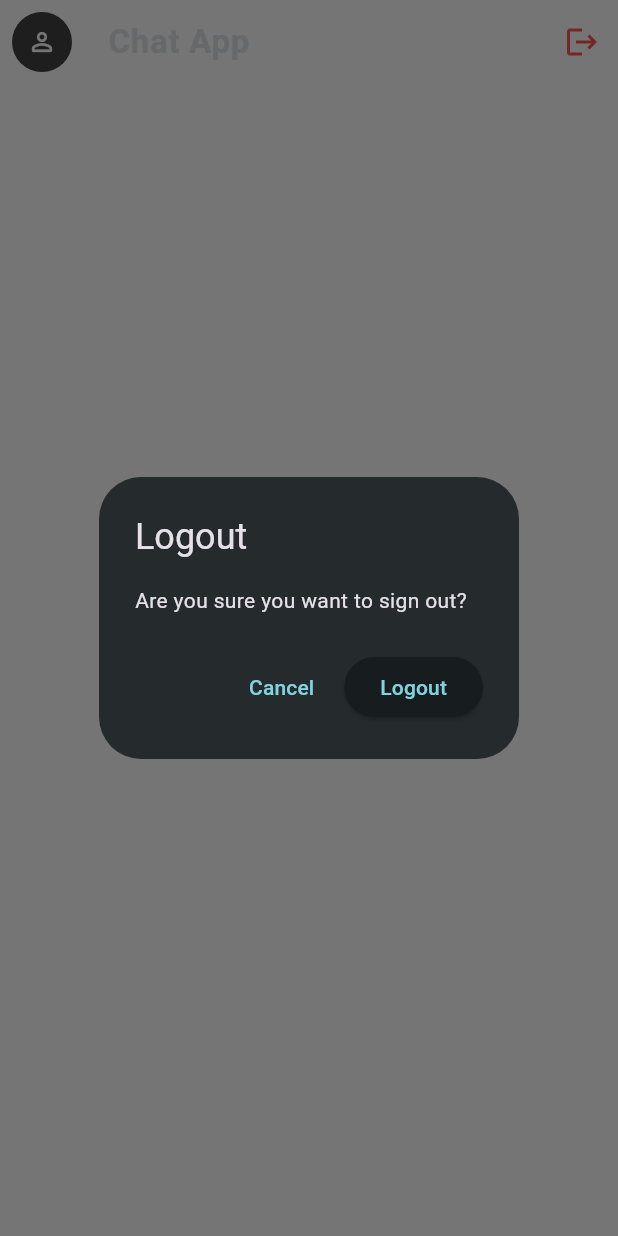
After one commit to orunjubd/flutter_chat_app, a Flutter app: the screen it shows once a user with an empty profile is signed in, after a tap on the "logout" icon, on a phone screen of 412 x 824 dp. The commit adds this screen. Run offline on Flutter 3.47's test engine with Material 3 defaults, Android fonts, the phone set to English and light mode, and no system bars; our stand-ins replace cloud_firestore, firebase_auth, firebase_core, flutter_riverpod; accounts and stored records are empty.

Commit message:
feat(auth): complete Firebase authentication architecture

```diff
--- /dev/null
+++ b/lib/features/authentication/presentation/screens/auth_gate.dart
@@ -0,0 +1,51 @@
+import 'package:flutter/material.dart';
+import 'package:flutter_riverpod/flutter_riverpod.dart';
+
+import 'package:chat_app/features/authentication/providers/auth_provider.dart';
+import 'package:chat_app/features/authentication/presentation/screens/auth_screen.dart';
+import 'package:chat_app/features/chat/presentation/screens/chat_screen.dart';
+
+// ========================================================
+// Auth_Gate is not a screen—it's a router/decision widget.
+// =========================================================
+
+// Temporary Home Screen
+// class HomeScreen extends StatelessWidget {
+//   const HomeScreen({super.key});
+//   @override
+//   Widget build(BuildContext context) {
+//     return const Scaffold(
+//       body: Center(
+//         child: Text(
+//           'Welcome! You are logged in.',
+//           style: TextStyle(fontSize: 22),
+//         ),
+//       ),
+//     );
+//   }
+// }
+
+class AuthGate extends ConsumerWidget {
+  const AuthGate({super.key});
+
+  @override
+  Widget build(BuildContext context, WidgetRef ref) {
+    final authState = ref.watch(authStateProvider);
+
+    return authState.when(
+      data: (user) {
+        if (user != null) {
+          return const ChatScreen();
+        }
+
+        return const AuthScreen();
+      },
+
+      loading: () =>
+          const Scaffold(body: Center(child: CircularProgressIndicator())),
+
+      error: (error, stackTrace) =>
+          Scaffold(body: Center(child: Text(error.toString()))),
+    );
+  }
+}
--- a/lib/features/authentication/presentation/widgets/auth_form.dart
+++ b/lib/features/authentication/presentation/widgets/auth_form.dart
@@ -1,6 +1,7 @@
 import 'package:firebase_auth/firebase_auth.dart';
 import 'package:flutter/material.dart';
 import 'package:flutter_riverpod/flutter_riverpod.dart';
+//import 'package:cloud_firestore/cloud_firestore.dart';
 
 // ✅ IMPORT YOUR SEPARATED CHILD SUB-WIDGETS HERE
 import 'package:chat_app/features/authentication/presentation/widgets/email_field.dart';
@@ -13,6 +14,8 @@ import 'package:chat_app/features/authentication/presentation/widgets/logo.dart'
     as auth_logo;
 // import 'package:chat_app/features/authentication/data/repositories/auth_repository.dart';
 import 'package:chat_app/features/authentication/providers/auth_provider.dart';
+//import 'package:chat_app/features/chat/data/models/app_user.dart';
+import 'package:chat_app/features/authentication/providers/registration_provider.dart';
 
 class AuthForm extends ConsumerStatefulWidget {
   const AuthForm({super.key});
@@ -57,10 +60,12 @@ class _AuthFormState extends ConsumerState<AuthForm> {
 
     final enteredEmail = _emailController.text.trim();
     final enteredPassword = _passwordController.text.trim();
-    // final enteredUsername = _isLogin ? '' : _usernameController.text.trim();
+    final enteredUsername = _isLogin ? '' : _usernameController.text.trim();
 
     // Read the background repository instances via ref handles
     final authRepository = ref.read(authRepositoryProvider);
+    //final firestoreRepository = ref.read(firestoreRepositoryProvider);
+    final registrationService = ref.read(registrationServiceProvider);
     final loadingNotifier = ref.read(authLoadingProvider.notifier);
 
     try {
@@ -80,8 +85,8 @@ class _AuthFormState extends ConsumerState<AuthForm> {
           ),
         );
       } else {
-        // Run Cloud Account Registration Task
-        await authRepository.signUp(
+        await registrationService.register(
+          username: enteredUsername,
           email: enteredEmail,
           password: enteredPassword,
         );
@@ -105,7 +110,10 @@ class _AuthFormState extends ConsumerState<AuthForm> {
           backgroundColor: Colors.redAccent,
         ),
       );
-    } catch (error) {
+    } catch (error, stackTrace) {
+      debugPrint(error.toString());
+      debugPrintStack(stackTrace: stackTrace);
+
       if (!mounted) return;
       ScaffoldMessenger.of(context).showSnackBar(
         const SnackBar(
--- a/lib/features/authentication/providers/auth_provider.dart
+++ b/lib/features/authentication/providers/auth_provider.dart
@@ -1,10 +1,16 @@
+import 'package:firebase_auth/firebase_auth.dart';
 import 'package:flutter_riverpod/flutter_riverpod.dart';
-//import 'package:flutter_riverpod/legacy.dart';
 import '../data/repositories/auth_repository.dart';
+
+import 'package:chat_app/features/chat/data/repositories/firestore_repository.dart';
 
 // 🚀 B. Globally accessible provider instance mapping
 final authRepositoryProvider = Provider<AuthRepository>((ref) {
   return AuthRepository();
+});
+
+final firestoreRepositoryProvider = Provider<FirestoreRepository>((ref) {
+  return FirestoreRepository();
 });
 
 // 🚀 C. State controller to manage UI loading indicators (Async states)
@@ -20,3 +26,9 @@ class AuthLoadingNotifier extends Notifier<bool> {
 final authLoadingProvider = NotifierProvider<AuthLoadingNotifier, bool>(
   AuthLoadingNotifier.new,
 );
+
+// 🚀 D. Globally accessible provider instance mapping
+final authStateProvider = StreamProvider<User?>((ref) {
+  final repository = ref.read(authRepositoryProvider);
+  return repository.authStateChanges();
+});
--- /dev/null
+++ b/lib/features/chat/data/models/app_user.dart
@@ -0,0 +1,42 @@
+import 'package:cloud_firestore/cloud_firestore.dart';
+
+class AppUser {
+  const AppUser({
+    required this.id,
+    required this.username,
+    required this.email,
+    required this.imageUrl,
+    required this.createdAt,
+    required this.isOnline,
+  });
+
+  final String id;
+  final String username;
+  final String email;
+  final String imageUrl;
+  final Timestamp createdAt;
+  final bool isOnline;
+
+  /// Convert AppUser → Firestore Map
+  Map<String, dynamic> toMap() {
+    return {
+      'username': username,
+      'email': email,
+      'imageUrl': imageUrl,
+      'createdAt': createdAt,
+      'isOnline': isOnline,
+    };
+  }
+
+  /// Convert Firestore Map → AppUser
+  factory AppUser.fromMap(String id, Map<String, dynamic> map) {
+    return AppUser(
+      id: id,
+      username: map['username'] ?? '',
+      email: map['email'] ?? '',
+      imageUrl: map['imageUrl'] ?? '',
+      createdAt: map['createdAt'] ?? Timestamp.now(),
+      isOnline: map['isOnline'] ?? false,
+    );
+  }
+}
--- /dev/null
+++ b/lib/features/chat/data/repositories/firestore_repository.dart
@@ -0,0 +1,29 @@
+import 'package:cloud_firestore/cloud_firestore.dart';
+import 'package:chat_app/features/chat/data/models/app_user.dart';
+//import 'package:firebase_auth/firebase_auth.dart';
+
+class FirestoreRepository {
+  FirestoreRepository();
+
+  final FirebaseFirestore _firestore = FirebaseFirestore.instance;
+
+  CollectionReference<Map<String, dynamic>> get usersCollection =>
+      _firestore.collection('users');
+
+  CollectionReference<Map<String, dynamic>> get messagesCollection =>
+      _firestore.collection('messages');
+
+  Future<void> createUser(AppUser user) async {
+    await usersCollection.doc(user.id).set(user.toMap());
+  }
+
+  Future<AppUser?> getUser(String uid) async {
+    final document = await usersCollection.doc(uid).get();
+
+    if (!document.exists) {
+      return null;
+    }
+
+    return AppUser.fromMap(document.id, document.data()!);
+  }
+}
--- /dev/null
+++ b/lib/features/chat/presentation/screens/chat_screen.dart
@@ -0,0 +1,97 @@
+import 'package:flutter/material.dart';
+import 'package:flutter_riverpod/flutter_riverpod.dart';
+
+import 'package:chat_app/features/authentication/providers/auth_provider.dart';
+//import 'package:chat_app/features/authentication/data/repositories/auth_repository.dart';
+//import 'package:firebase_auth/firebase_auth.dart'; // ✅ Required to execute the sign-out method
+import 'package:chat_app/features/chat/providers/user_provider.dart';
+
+class ChatScreen extends ConsumerWidget {
+  const ChatScreen({super.key});
+
+  @override
+  Widget build(BuildContext context, WidgetRef ref) {
+    //final currentUser = ref.watch(currentUserProvider);
+    final appUserAsync = ref.watch(currentUserProvider);
+    return Scaffold(
+      backgroundColor:
+          Colors.white12, // Sleek deep monochromatic styling canvas
+      // 🚀 1. THE APPBAR ENGINE
+      appBar: AppBar(
+        backgroundColor: Colors.white12,
+        elevation: 0,
+        // A. User Avatar Placeholder Frame
+        leading: Padding(
+          padding: const EdgeInsets.all(8.0),
+          child: CircleAvatar(
+            backgroundColor: Colors.grey[800],
+            child: const Icon(
+              Icons.person_outline_rounded,
+              color: Colors.white,
+              size: 20,
+            ),
+          ),
+        ),
+        // B. App Center/Left Title Text Canvas
+        title: const Text(
+          'Chat App',
+          style: TextStyle(fontWeight: FontWeight.bold, letterSpacing: 0.5),
+        ),
+        // C. Interactive Logout Button Unit Actions Bar
+        actions: [
+          IconButton(
+            icon: const Icon(Icons.logout, color: Colors.redAccent),
+            tooltip: 'Logout',
+            onPressed: () async {
+              final shouldLogout = await showDialog<bool>(
+                context: context,
+                builder: (ctx) => AlertDialog(
+                  title: const Text('Logout'),
+                  content: const Text('Are you sure you want to sign out?'),
+                  actions: [
+                    TextButton(
+                      onPressed: () {
+                        Navigator.of(ctx).pop(false);
+                      },
+                      child: const Text('Cancel'),
+                    ),
+                    ElevatedButton(
+                      onPressed: () {
+                        Navigator.of(ctx).pop(true);
+                      },
+                      child: const Text('Logout'),
+                    ),
+                  ],
+                ),
+              );
+
+              if (shouldLogout == true) {
+                await ref.read(authRepositoryProvider).signOut();
+              }
+            },
+          ),
+        ],
+      ),
+
+      // 🚀 2. THE EMPTY MESSAGE LIST PLACEHOLDER CONTAINER (For now)
+      body: appUserAsync.when(
+        data: (user) {
+          if (user == null) {
+            return const Center(child: Text('User not found'));
+          }
+
+          return Center(
+            child: Text(
+              'Welcome ${user.username}',
+              style: const TextStyle(fontSize: 22),
+            ),
+          );
+        },
+
+        loading: () => const Center(child: CircularProgressIndicator()),
+
+        error: (error, stack) => Center(child: Text(error.toString())),
+      ),
+    );
+  }
+}
--- /dev/null
+++ b/lib/features/chat/providers/user_provider.dart
@@ -0,0 +1,18 @@
+import 'package:flutter_riverpod/flutter_riverpod.dart';
+import 'package:firebase_auth/firebase_auth.dart';
+
+import 'package:chat_app/features/chat/data/models/app_user.dart';
+//import 'package:chat_app/features/chat/data/repositories/firestore_repository.dart';
+import 'package:chat_app/features/authentication/providers/auth_provider.dart';
+
+final currentUserProvider = FutureProvider<AppUser?>((ref) async {
+  final firebaseUser = FirebaseAuth.instance.currentUser;
+
+  if (firebaseUser == null) {
+    return null;
+  }
+
+  final repository = ref.read(firestoreRepositoryProvider);
+
+  return repository.getUser(firebaseUser.uid);
+});
--- a/lib/main.dart
+++ b/lib/main.dart
@@ -1,16 +1,16 @@
 import 'package:flutter/material.dart';
 import 'package:firebase_core/firebase_core.dart'; // ✅ Imports core cloud engine packages
 import 'package:chat_app/firebase_options.dart'; // ✅ Imports your newly generated options file
-import 'package:chat_app/features/authentication/presentation/screens/auth_screen.dart';
+//import 'package:chat_app/features/authentication/presentation/screens/auth_screen.dart';
 import 'package:flutter_riverpod/flutter_riverpod.dart';
+
+import 'package:chat_app/features/authentication/presentation/screens/auth_gate.dart';
 
 void main() async {
   // ✅ 1. Ensures native mobile channels communicate correctly before running async hooks
-  // ✅ অ্যাসিঙ্ক অপারেশন শুরু করার আগে ফ্লাটার ফ্রেমওয়ার্ক ইঞ্জিন লক নিশ্চিত করে
   WidgetsFlutterBinding.ensureInitialized();
 
   // ✅ 2. Executes the live cloud handshake using your dynamic platform options
-  // ✅ জেনারেট হওয়া ফাইলটি ব্যবহার করে ফায়ারবেস ক্লাউডের সাথে কানেকশন তৈরি করে
   await Firebase.initializeApp(options: DefaultFirebaseOptions.currentPlatform);
 
   runApp(const ProviderScope(child: MyApp()));
@@ -31,7 +31,7 @@ class MyApp extends StatelessWidget {
           brightness: Brightness.dark,
         ),
       ),
-      home: const AuthScreen(),
+      home: AuthGate(),
     );
   }
 }
--- a/pubspec.yaml
+++ b/pubspec.yaml
@@ -37,6 +37,7 @@ dependencies:
   firebase_core: ^4.11.0
   firebase_auth: ^6.5.4
   flutter_riverpod: ^3.3.2
+  cloud_firestore: ^6.6.0
 
 dev_dependencies:
   flutter_test:
```
Also changed, not shown: lib/features/authentication/data/repositories/auth_repository.dart (+11 -8 lines), lib/features/authentication/providers/registration_provider.dart (added, +11 -0 lines), lib/features/authentication/services/registration_service.dart (added, +50 -0 lines), pubspec.lock, 3 other files.
